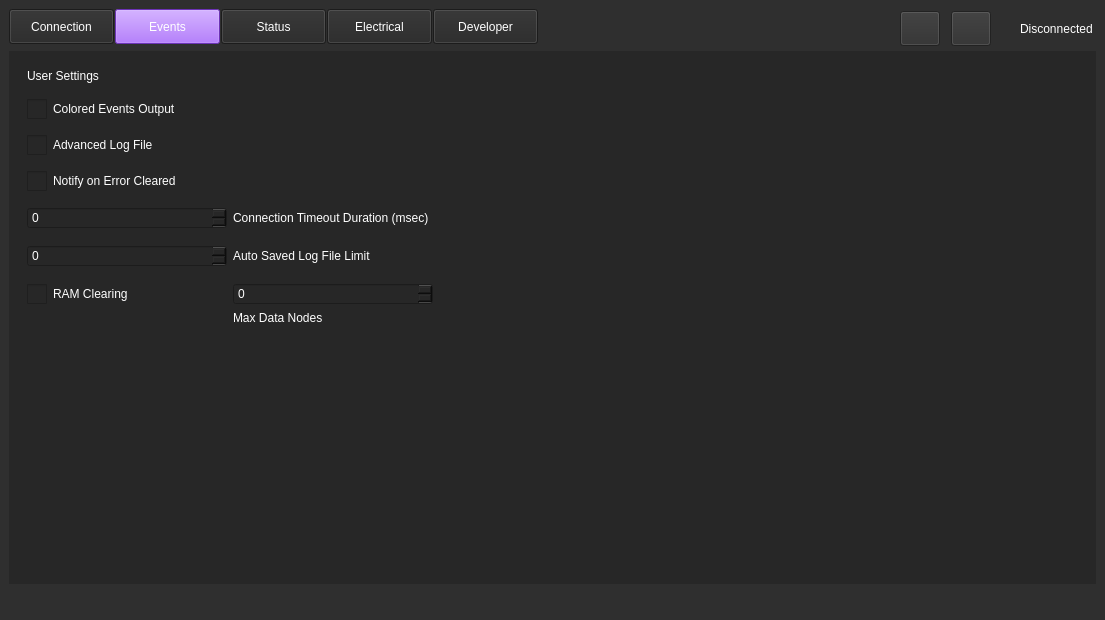
This is weapon-system-support-software/mainwindow.ui in Team-Controller-NAU/Controller as Qt 5 draws it before an edit. The edited form follows.
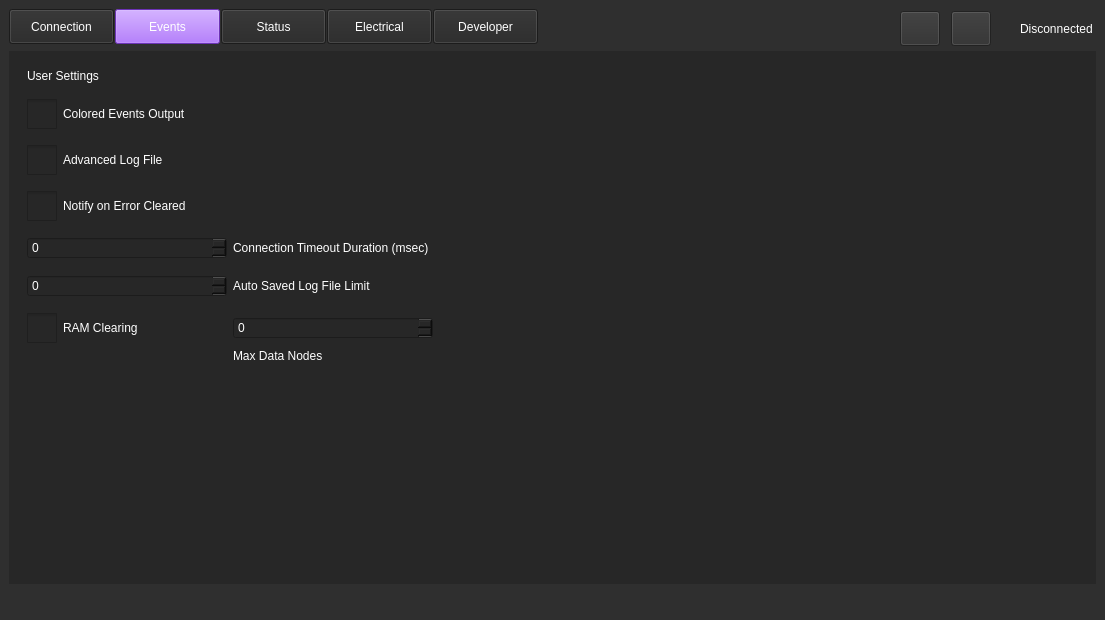
This is the edited form. The open tabs and pages were chosen to show the change. Icons and pictures are not drawn. Custom widgets are drawn as their Qt base class.

Diff of the .ui file:
```diff
--- a/weapon-system-support-software/mainwindow.ui
+++ b/weapon-system-support-software/mainwindow.ui
@@ -3910,8 +3910,16 @@
 
 
 QCheckBox::indicator {
-	width: 20px;
-	height: 20px;
+    width: 30px;
+    height: 30px;
+}
+
+QCheckBox::indicator:checked {
+	image: url(:/resources/Images/check.png);
+}
+
+QCheckBox::indicator:unchecked {
+	image: url(:/resources/Images/unchecked.png);
 }</string>
                </property>
                <property name="text">
@@ -3947,8 +3955,16 @@
 }
 
 QCheckBox::indicator {
-	width: 20px;
-	height: 20px;
+    width: 30px;
+    height: 30px;
+}
+
+QCheckBox::indicator:checked {
+	image: url(:/resources/Images/check.png);
+}
+
+QCheckBox::indicator:unchecked {
+	image: url(:/resources/Images/unchecked.png);
 }</string>
                </property>
                <property name="text">
@@ -4047,8 +4063,16 @@
 
 
 QCheckBox::indicator {
-	width: 20px;
-	height: 20px;
+    width: 30px;
+    height: 30px;
+}
+
+QCheckBox::indicator:checked {
+	image: url(:/resources/Images/check.png);
+}
+
+QCheckBox::indicator:unchecked {
+	image: url(:/resources/Images/unchecked.png);
 }</string>
                </property>
                <property name="text">
@@ -4268,8 +4292,16 @@
 
 
 QCheckBox::indicator {
-	width: 20px;
-	height: 20px;
+    width: 30px;
+    height: 30px;
+}
+
+QCheckBox::indicator:checked {
+	image: url(:/resources/Images/check.png);
+}
+
+QCheckBox::indicator:unchecked {
+	image: url(:/resources/Images/unchecked.png);
 }</string>
                </property>
                <property name="text">
```
Left out of the diff: 16 changed lines with no effect on the pictures.
